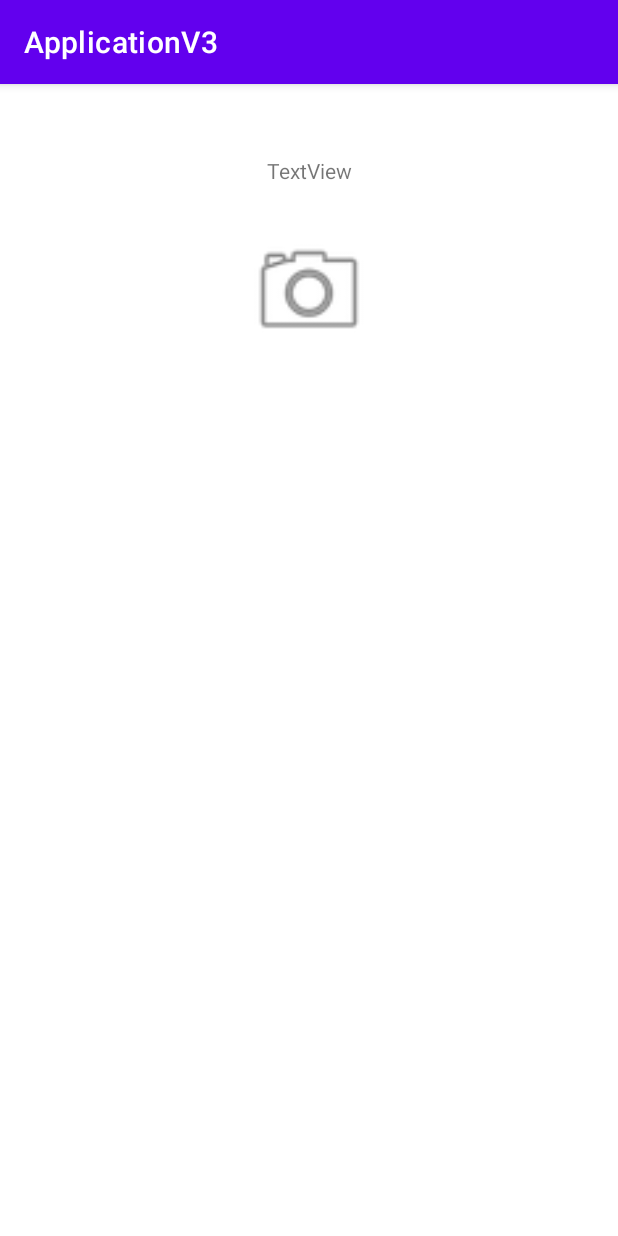
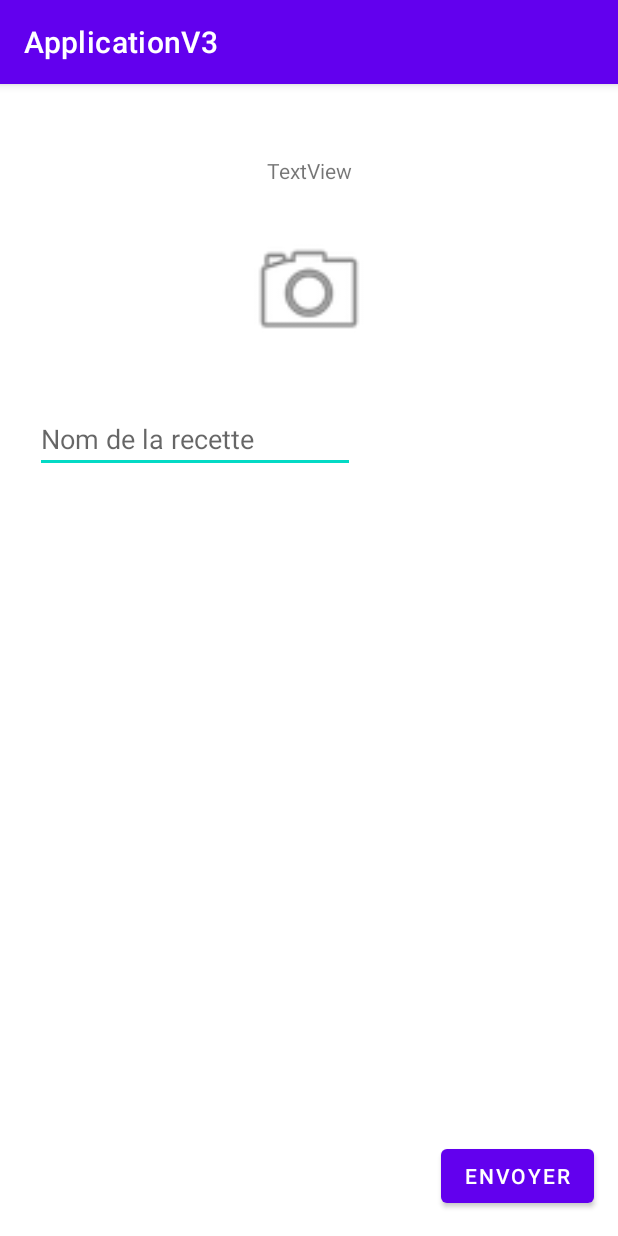
Before and after one commit to chenetheophile/BeteDeSoiree, an Android app: the Proposition screen opened directly, with no data from a screen before it, on a phone screen of 412 x 824 dp. Run offline under Robolectric (Android 15) with nearby library versions, the phone set to English and light mode, and no system bars; 1 statement that could not run was skipped.

Commit message:
theo ajout envoi mail Proposition 23/04/21

```diff
--- a/ApplicationV3/app/build.gradle
+++ b/ApplicationV3/app/build.gradle
@@ -42,6 +42,9 @@ dependencies {
     implementation 'com.google.firebase:firebase-firestore:22.1.2'
     implementation project(':spotify-app-remote-release-0.7.1')
     implementation "com.google.code.gson:gson:2.8.5"
+    implementation files('libs/activation.jar')
+    implementation files('libs/mail.jar')
+    implementation files('libs/additionnal.jar')
     testImplementation 'junit:junit:4.+'
     androidTestImplementation 'androidx.test.ext:junit:1.1.2'
     androidTestImplementation 'androidx.test.espresso:espresso-core:3.3.0'
--- a/ApplicationV3/app/src/main/AndroidManifest.xml
+++ b/ApplicationV3/app/src/main/AndroidManifest.xml
@@ -34,5 +34,6 @@
     </application>
     <uses-permission android:name="android.permission.CAMERA" />
     <uses-permission android:name="android.permission." />
+    <uses-permission android:name="android.permission.INTERNET"/>
     <uses-feature android:name="android.hardware.camera" />
 </manifest>
--- a/ApplicationV3/app/src/main/java/com/example/applicationv3/Proposition.java
+++ b/ApplicationV3/app/src/main/java/com/example/applicationv3/Proposition.java
@@ -1,23 +1,21 @@
 package com.example.applicationv3;
-
-import androidx.appcompat.app.AppCompatActivity;
-import androidx.core.app.ActivityCompat;
-import androidx.core.content.ContextCompat;
 
 import android.Manifest;
 import android.app.Activity;
 import android.content.Intent;
 import android.content.pm.PackageManager;
 import android.graphics.Bitmap;
-import android.media.Image;
 import android.os.Bundle;
 import android.provider.MediaStore;
-import android.util.Log;
 import android.view.View;
+import android.widget.Button;
+import android.widget.EditText;
 import android.widget.ImageView;
 import android.widget.TextView;
 
-import com.squareup.picasso.Picasso;
+import androidx.appcompat.app.AppCompatActivity;
+import androidx.core.app.ActivityCompat;
+import androidx.core.content.ContextCompat;
 
 public class Proposition extends AppCompatActivity {
 
@@ -28,6 +26,8 @@ public class Proposition extends AppCompatActivity {
 
         TextView text=findViewById(R.id.Type);
         text.setText(getIntent().getExtras().getString("type"));
+
+        EditText nomRecettePro=findViewById(R.id.NomRecettePropo);
 
         ImageView img=findViewById(R.id.photo);
         img.setOnClickListener(new View.OnClickListener() {
@@ -45,6 +45,13 @@ public class Proposition extends AppCompatActivity {
 
         });
 
+        Button envoi=findViewById(R.id.envoyer);
+        envoi.setOnClickListener(new View.OnClickListener() {
+            @Override
+            public void onClick(View v) {
+                sendProp();
+            }
+        });
     }
     @Override
     protected void onActivityResult(int requestCode, int resultCode, Intent data) {
@@ -55,4 +62,11 @@ public class Proposition extends AppCompatActivity {
             img.setImageBitmap(photo);
         }
     }
+    private void sendProp(){
+        String Email="chene.theophile@gmail.com";
+        String Subject="slt";
+        String mess="lol";
+        JavaMailAPI javaMailAPI=new JavaMailAPI(this,Email,Subject, mess);
+        javaMailAPI.execute();
+    }
 }
--- /dev/null
+++ b/ApplicationV3/app/src/main/java/com/example/applicationv3/Utils.java
@@ -0,0 +1,6 @@
+package com.example.applicationv3;
+
+public class Utils {
+    public final static String EMAIL="chene.theophile@gmail.com";
+    public static final String PASSWORD="upbyonrorjnbzrmr";
+}
--- a/ApplicationV3/app/src/main/res/layout/activity_proposition.xml
+++ b/ApplicationV3/app/src/main/res/layout/activity_proposition.xml
@@ -26,4 +26,26 @@
         app:layout_constraintStart_toStartOf="parent"
         app:layout_constraintTop_toTopOf="parent"
         app:srcCompat="@android:drawable/ic_menu_camera" />
+
+    <EditText
+        android:id="@+id/NomRecettePropo"
+        android:layout_width="wrap_content"
+        android:layout_height="wrap_content"
+        android:layout_marginStart="23dp"
+        android:layout_marginTop="214dp"
+        android:ems="10"
+        android:hint="Nom de la recette"
+        android:inputType="textPersonName"
+        app:layout_constraintStart_toStartOf="parent"
+        app:layout_constraintTop_toTopOf="parent" />
+
+    <Button
+        android:id="@+id/envoyer"
+        android:layout_width="wrap_content"
+        android:layout_height="wrap_content"
+        android:layout_marginEnd="16dp"
+        android:layout_marginBottom="16dp"
+        android:text="envoyer"
+        app:layout_constraintBottom_toBottomOf="parent"
+        app:layout_constraintEnd_toEndOf="parent" />
 </androidx.constraintlayout.widget.ConstraintLayout>
```
Also changed, not shown: ApplicationV3/app/src/main/java/com/example/applicationv3/JavaMailAPI.java (added, +63 -0 lines), ApplicationV3/app/libs/activation.jar (added), ApplicationV3/app/libs/additionnal.jar (added), ApplicationV3/app/libs/mail.jar (added).
